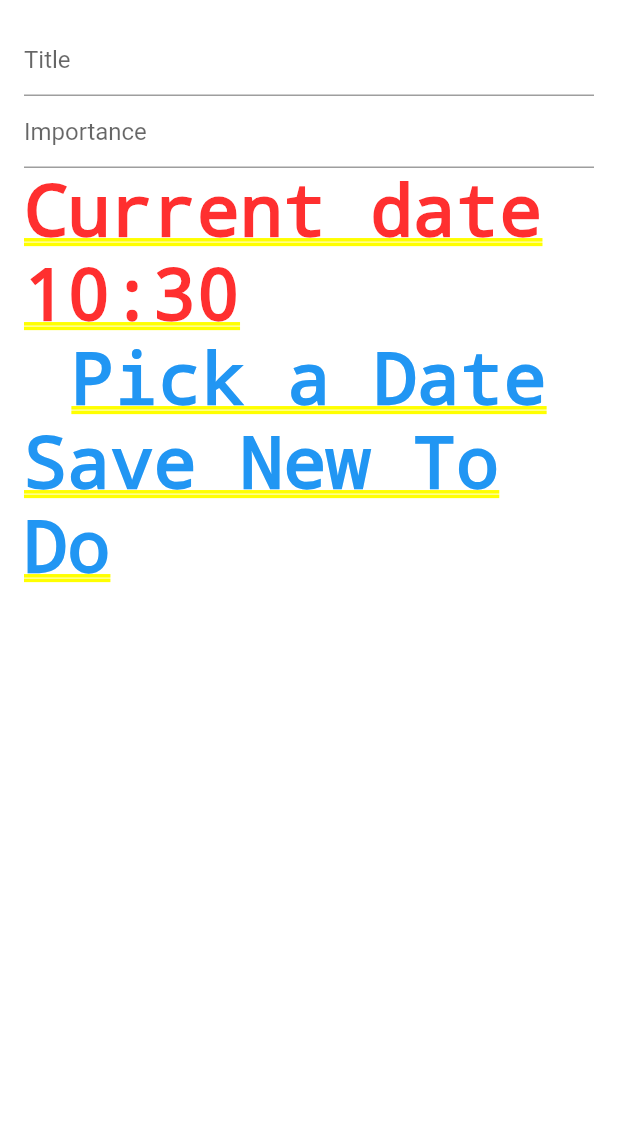
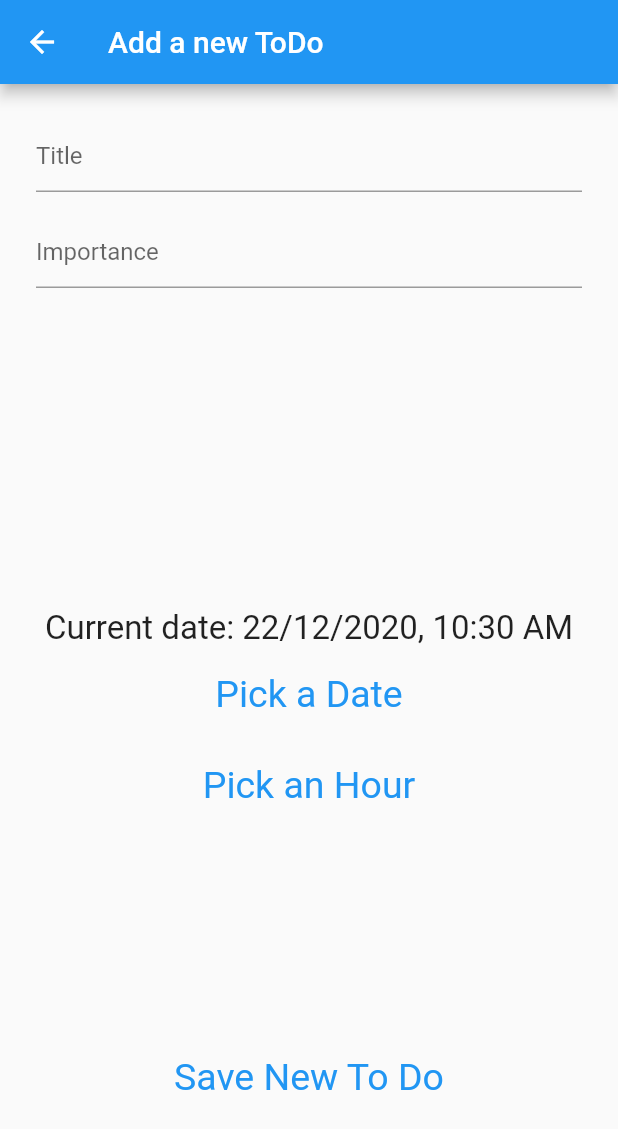
Before and after one commit to AdrianMargineanu/todoapp, a Flutter app: the ToDoView screen opened directly, after a tap on the "add" icon, on a phone screen of 412 x 824 dp. Shown: the top 1129 px of the screen. Run offline on Flutter 3.47's test engine with Material 2 defaults, Android fonts, the phone set to English and light mode, and no system bars; our stand-ins replace cloud_firestore, firebase_core, flutter_datetime_picker; missing offline and left inert: grouped_checkbox; accounts and stored records are empty.

Commit message:
Android Studio working version of App. Removed edit and update methods for ToDos. Add, Get and Delete works.

```diff
--- a/lib/todo/model/todo.dart
+++ b/lib/todo/model/todo.dart
@@ -3,17 +3,19 @@ import 'package:intl/intl.dart';
 class ToDo {
   String title;
   DateTime date;
-  int importance;// 0 , 1, 2
+  int importance;// 0, 1, 2
   String docId;
-  ToDo(this.title, this.date, this.importance);
+  ToDo(this.title, this.date, this.importance, {this.docId});
 
   @override
   String toString() {
-    return title + ' until ' + DateFormat('kk:mm').format(date);
+    return title + ': ' + DateFormat('dd/MM/yyyy, hh:mm a').format(date);
   }
 
 
-  static int compare(ToDo b, ToDo a){
+  static int compare(ToDo b, ToDo a) {
+    if (a.date.isBefore(b.date)) return 1;
+    else if (a.date.isAfter(b.date)) return -1;
     return a.importance - b.importance;
   }
 }
--- a/lib/todo/service/todo_service.dart
+++ b/lib/todo/service/todo_service.dart
@@ -1,6 +1,5 @@
 import 'dart:async';
 import 'dart:core';
-
 import 'package:cloud_firestore/cloud_firestore.dart';
 import 'package:todoapp/todo/model/todo.dart';
 
@@ -22,13 +21,14 @@ class ToDoService {
     new ToDo('Instalare Flutter', new DateTime(2020,12,1,10), 2),
     new ToDo('Familiarizat cu Dart', new DateTime(2020,12,1,10), 1),
   ];*/
+
   FirebaseFirestore _cloud = FirebaseFirestore.instance;
 
   ToDoService();
 
-  Future<void> editToDo(ToDo toDo, String docId) async{
-    final doc = await _cloud.collection('list_of_to_do').doc(docId);
-    doc.update( {
+  void editToDo(ToDo toDo, String docId) {
+    final doc = _cloud.collection('list_of_to_do').doc(docId);
+    doc.update({
       'title': toDo.title,
       'date': Timestamp.fromDate(toDo.date),
       'importance': toDo.importance,
@@ -38,28 +38,28 @@ class ToDoService {
   Future<List<ToDo>> getList() async {
     final listOfDocuments = await _cloud.collection('list_of_to_do').get();
     List<ToDo> list = [];
-    listOfDocuments.docs.map((e) =>
-        list.add(
-            new ToDo(e.data()['title'], e.data()['date'], e.data()['importance'])));
+    for (int i = 0; i < listOfDocuments.docs.length; i++) {
+      var e = listOfDocuments.docs[i];
+      list.add(
+          ToDo(e.data()['title'], e.data()['date'].toDate(), e.data()['importance'], docId: e.id));
+    }
+    print("getlist length = " + list.length.toString() + "\n");
     return list;
   }
 
   Future<void> addToDo(ToDo toDo) async {
-    DocumentReference ref = await _cloud.collection('list_of_to_do').add(
-     {
-       'title': toDo.title,
-       'date': Timestamp.fromDate(toDo.date),
-       'importance': toDo.importance,
-     }
-    );
-    toDo.docId =ref.id;
+    DocumentReference ref = await _cloud.collection('list_of_to_do').add({
+      'title': toDo.title,
+      'date': Timestamp.fromDate(toDo.date),
+      'importance': toDo.importance,
+    });
+    toDo.docId = ref.id;
   }
 
-  Future<void> deleteToDo(List<ToDo> list) async{
-    for(ToDo toDo in list) {
-      final doc = await _cloud.collection('list_of_to_do').doc(toDo.docId);
-      doc.delete();
+  Future<void> deleteToDo(List<ToDo> list) async {
+    for (ToDo toDo in list) {
+      final doc = _cloud.collection('list_of_to_do').doc(toDo.docId);
+      await doc.delete();
     }
   }
-
 }
--- a/lib/todo/view/add_new_todo_view.dart
+++ b/lib/todo/view/add_new_todo_view.dart
@@ -12,51 +12,109 @@ class AddToDoView extends StatefulWidget {
 class _AddToDoViewState extends State<AddToDoView> {
   final titleController = TextEditingController();
   final importanceController = TextEditingController();
-  String dateTimeString;
   DateTime dateTime;
 
   @override
+  void initState() {
+    dateTime = DateTime.now();
+    super.initState();
+  }
+
+  @override
   Widget build(BuildContext context) {
-    dateTime = DateTime.now();
-    dateTimeString = DateFormat('kk:mm').format(dateTime);
-    return Padding(
+    return Scaffold(
+      resizeToAvoidBottomPadding: false,
+      appBar: AppBar(
+        title: Text("Add a new ToDo"),
+      ),
+      body: Padding(
         padding: EdgeInsets.all(16.0),
         child: Center(
           child: Column(
             children: [
-            TextFormField(
+              Padding(
+                padding: const EdgeInsets.all(8.0),
+                child: TextFormField(
                   controller: titleController,
                   decoration: InputDecoration(hintText: 'Title'),
                 ),
-            TextFormField(
+              ),
+              Padding(
+                padding: const EdgeInsets.all(8.0),
+                child: TextFormField(
                   keyboardType: TextInputType.number,
                   controller: importanceController,
                   decoration: InputDecoration(hintText: 'Importance'),
                 ),
-            Text('Current date $dateTimeString'),
-            InkWell(
+              ),
+              Padding(
+                padding: EdgeInsets.only(
+                    top: MediaQuery.of(context).size.height / 4),
+                child: Text(
+                  'Current date: ' + DateFormat('dd/MM/yyyy, hh:mm a').format(dateTime),
+                  style: TextStyle(fontSize: 22),
+                ),
+              ),
+              Padding(
+                padding: const EdgeInsets.all(16.0),
+                child: InkWell(
                   onTap: () => {
                     DatePicker.showDatePicker(context, onConfirm: (date) {
                       setState(() {
-                          dateTime = date;
-                          dateTimeString = DateFormat('kk:mm').format(date);
+                        dateTime = DateTime(date.year, date.month, date.day, dateTime.hour, dateTime.minute);
                       });
                     }),
                   },
-                child: Text('Pick a Date',
+                  child: Text(
+                    'Pick a Date',
                     style: TextStyle(
+                      fontSize: 25,
                       color: Theme.of(context).accentColor,
-                    ))),
-            InkWell(
+                    ),
+                  ),
+                ),
+              ),
+              Padding(
+                padding: const EdgeInsets.all(16.0),
+                child: InkWell(
                   onTap: () async {
-                  await new ToDoService().addToDo(ToDo(titleController.value.text, dateTime, int.parse(importanceController.value.text)));
+                    TimeOfDay timeOfDay;
+                    timeOfDay = await showTimePicker(
+                      context: context,
+                      initialTime: TimeOfDay.now(),
+                    );
+                    setState(() {
+                      dateTime = DateTime(dateTime.year, dateTime.month, dateTime.day, timeOfDay.hour, timeOfDay.minute);
+                    });
+                  },
+                  child: Text(
+                    'Pick an Hour',
+                    style: TextStyle(
+                      fontSize: 25,
+                      color: Theme.of(context).accentColor,
+                    ),
+                  ),
+                ),
+              ),
+              Padding(
+                padding: EdgeInsets.only(
+                    top: MediaQuery.of(context).size.height / 5.5),
+                child: InkWell(
+                    onTap: () async {
+                      await ToDoService().addToDo(ToDo(
+                          titleController.value.text,
+                          dateTime,
+                          int.parse(importanceController.value.text)));
                       Navigator.pop(context);
                     },
                     child: Text('Save New To Do',
                         style: TextStyle(
+                          fontSize: 25,
                           color: Theme.of(context).accentColor,
                         ))),
+              ),
             ],
+          ),
         ),
       ),
     );
--- a/lib/todo/view/todo_view.dart
+++ b/lib/todo/view/todo_view.dart
@@ -2,7 +2,6 @@ import 'package:flutter/material.dart';
 import 'package:grouped_checkbox/grouped_checkbox.dart';
 import 'package:todoapp/todo/model/todo.dart';
 import 'package:todoapp/todo/service/todo_service.dart';
-
 import 'add_new_todo_view.dart';
 
 class ToDoView extends StatefulWidget {
@@ -10,12 +9,10 @@ class ToDoView extends StatefulWidget {
 }
 
 class _ToDoViewState extends State<ToDoView> {
-
-  List<String> allItemList=[];
-  List<String> checkedItemList=[];
+  List<String> allItemList = [];
+  List<String> checkedItemList = [];
 
   Map<String, ToDo> stringToInstance = Map<String, ToDo>();
-
 
   @override
   void initState() {
@@ -26,12 +23,10 @@ class _ToDoViewState extends State<ToDoView> {
   }
 
   Widget build(BuildContext context) {
-
-
     return FutureBuilder(
         future: new ToDoService().getList(),
         builder: (context, snapshot) {
-        if(!snapshot.hasData){
+          if (!snapshot.hasData) {
             return Center(child: CircularProgressIndicator());
           }
           List<ToDo> toDos = snapshot.data;
@@ -47,9 +42,12 @@ class _ToDoViewState extends State<ToDoView> {
               actions: [
                 IconButton(
                   icon: Icon(Icons.add),
-                onPressed:() =>{ Navigator.push(
-                context, MaterialPageRoute(builder: (_) => AddToDoView()))},
-              )
+                  onPressed: () => {
+                    Navigator.push(context,
+                            MaterialPageRoute(builder: (_) => AddToDoView()))
+                        .then((value) => setState(() {}))
+                  },
+                ),
               ],
               // Here we take the value from the MyHomePage object that was created by
               // the App.build method, and use it to set our appbar title.
@@ -84,7 +82,7 @@ class _ToDoViewState extends State<ToDoView> {
                             'Are you sure that you want to delete all checked items from '
                             'the to do list?'),
                         Padding(
-                        padding: const EdgeInsets.only(top:16.0),
+                          padding: const EdgeInsets.only(top: 16.0),
                           child: Row(
                             mainAxisAlignment: MainAxisAlignment.spaceEvenly,
                             children: [
@@ -100,16 +98,16 @@ class _ToDoViewState extends State<ToDoView> {
                                     style: TextStyle(
                                       color: Colors.red,
                                     )),
-                              onTap: ()  {
+                                onTap: () async {
                                   Navigator.pop(context);
-                                setState(() async {
-                                  List<ToDo> deleteItems=[];
-                                  for(String e in checkedItemList){
+                                  List<ToDo> deleteItems = [];
+                                  for (String e in checkedItemList) {
                                     deleteItems.add(stringToInstance[e]);
                                   }
-                                  await new ToDoService().deleteToDo(deleteItems);
+                                  print(deleteItems[0].docId + "\n");
+                                  await ToDoService().deleteToDo(deleteItems);
                                   checkedItemList.clear();
-                                });
+                                  setState(() {});
                                 },
                               ),
                             ],
@@ -123,7 +121,6 @@ class _ToDoViewState extends State<ToDoView> {
               child: Icon(Icons.delete_forever),
             ),
           );
-      }
-    );
+        });
   }
 }
--- a/pubspec.yaml
+++ b/pubspec.yaml
@@ -24,8 +24,8 @@ dependencies:
   flutter:
     sdk: flutter
 
-  firebase_core: ^0.4.3+1
-
+  firebase_core: ^0.5.3
+  cloud_firestore: ^0.14.4
 
   # The following adds the Cupertino Icons font to your application.
   # Use with the CupertinoIcons class for iOS style icons.
```
Also changed, not shown: lib/main.dart (+6 -2 lines), pubspec.lock, 2 other files. Lines whose indentation alone changed are shown as unchanged.
